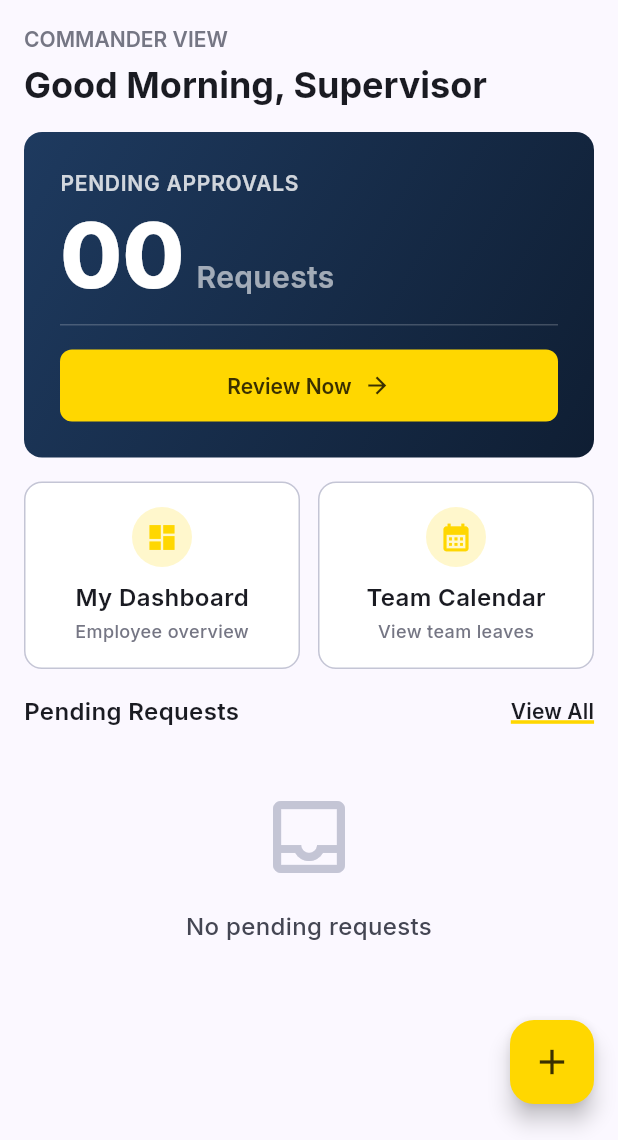
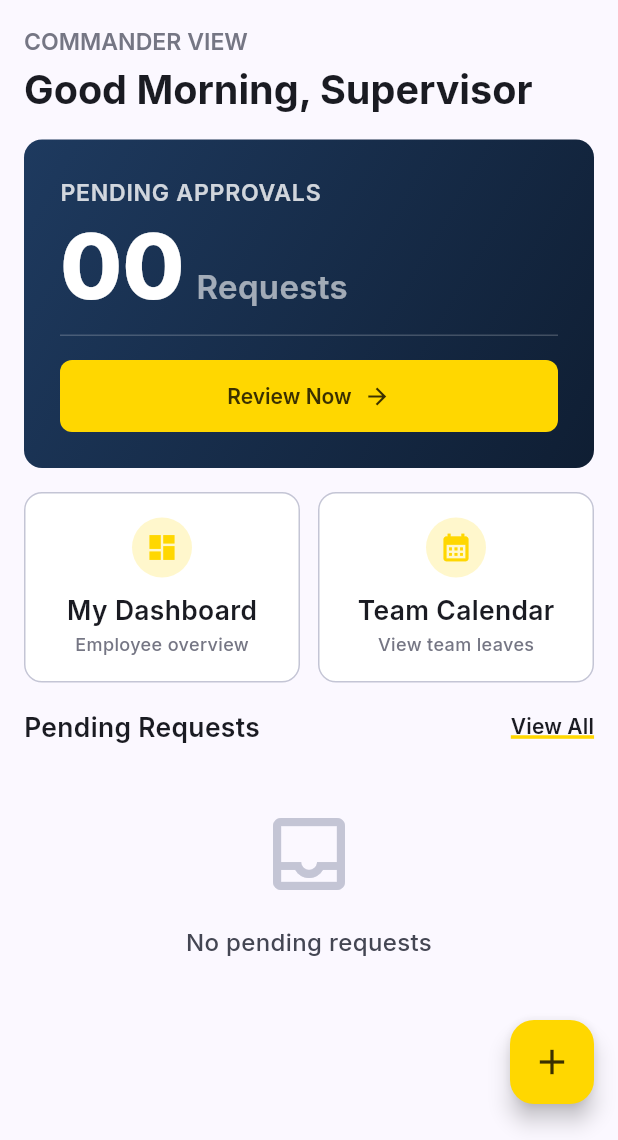
Before and after one commit to atnex00/Quickpass-QR, a Flutter app: the _SupervisorOverview screen opened directly with empty values, on a phone screen of 412 x 824 dp, the part 96-1236 px from its top. Run offline on Flutter 3.47's test engine with Material 3 defaults, Android fonts, the phone set to English and light mode, and no system bars; our stand-ins replace connectivity_plus, dio, firebase_analytics, firebase_core, firebase_crashlytics, firebase_messaging and 10 more; missing offline and left inert: mobile_scanner; accounts and stored records are empty; network calls fail; project files that could hold a hidden picture were left out.

Commit message:
fix: apply responsiveFontSize to SupervisorDashboard headings and text
Scale app bar, greeting, section headings, and quick action cards
based on screen width for better readability across device sizes.

```diff
--- a/flutter_app/lib/screens/supervisor/supervisor_dashboard.dart
+++ b/flutter_app/lib/screens/supervisor/supervisor_dashboard.dart
@@ -6,6 +6,7 @@ import '../../models/leave_request.dart';
 import '../../providers/auth_provider.dart';
 import '../../providers/supervisor_provider.dart';
 import '../../utils/date_formatter.dart';
+import '../../utils/responsive.dart';
 import '../../widgets/custom_widgets.dart';
 import '../../widgets/notification_bell.dart';
 import '../../widgets/offline_indicator.dart';
@@ -240,7 +241,7 @@ class _SupervisorAppBar extends StatelessWidget {
                 Text(
                   'Quickpass',
                   style: TextStyle(
-                  fontSize: 20,
+                    fontSize: responsiveFontSize(context, 20),
                     fontWeight: FontWeight.w600,
                     color: context.onPrimary,
                     height: 1.4,
@@ -297,7 +298,7 @@ class _WelcomeSection extends StatelessWidget {
           Text(
             'COMMANDER VIEW',
             style: TextStyle(
-            fontSize: 14,
+              fontSize: responsiveFontSize(context, 14),
               fontWeight: FontWeight.w600,
               letterSpacing: 0.01,
               color: context.outline,
@@ -308,7 +309,7 @@ class _WelcomeSection extends StatelessWidget {
         Text(
           '${_greeting()}, ${userName.split(' ').first}',
           style: TextStyle(
-            fontSize: 24,
+            fontSize: responsiveFontSize(context, 24),
             fontWeight: FontWeight.w700,
             color: context.onSurface,
             letterSpacing: -0.01,
@@ -345,7 +346,7 @@ class _PendingApprovalsHero extends StatelessWidget {
           Text(
             'PENDING APPROVALS',
             style: TextStyle(
-              fontSize: 14,
+              fontSize: responsiveFontSize(context, 14),
               fontWeight: FontWeight.w600,
               letterSpacing: 0.5,
               color: Colors.white.withValues(alpha: 0.8),
@@ -370,7 +371,7 @@ class _PendingApprovalsHero extends StatelessWidget {
               Text(
                 'Requests',
                 style: TextStyle(
-                  fontSize: 20,
+                  fontSize: responsiveFontSize(context, 20),
                   fontWeight: FontWeight.w600,
                   color: Colors.white.withValues(alpha: 0.6),
                 ),
@@ -469,7 +470,7 @@ class _PendingRequestsSection extends StatelessWidget {
             Text(
               'Pending Requests',
               style: TextStyle(
-                fontSize: 16,
+                fontSize: responsiveFontSize(context, 16),
                 fontWeight: FontWeight.w600,
                 color: context.onSurface,
                 height: 1.5,
@@ -557,7 +558,7 @@ class _QuickActionCard extends StatelessWidget {
                 Text(
                   title,
                   style: TextStyle(
-                  fontSize: 16,
+                    fontSize: responsiveFontSize(context, 16),
                     fontWeight: FontWeight.w600,
                     color: context.onSurface,
                     height: 1.5,
```
Lines whose indentation alone changed are shown as unchanged.
